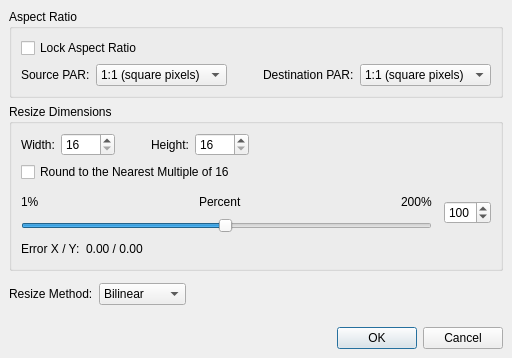
Above: avidemux_plugins/ADM_videoFilters6/resize/qt4/resizing.ui from mean00/avidemux2 before the change. Below: the same form after it.
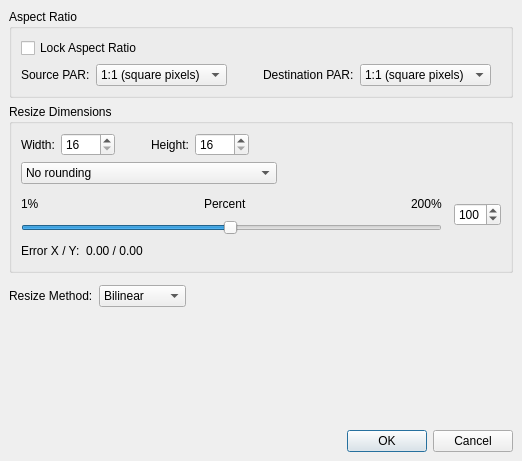
That is the form after the change.

Commit message: swResize comboBox for more round to nearest multiple options

```diff
--- a/avidemux_plugins/ADM_videoFilters6/resize/qt4/resizing.ui
+++ b/avidemux_plugins/ADM_videoFilters6/resize/qt4/resizing.ui
@@ -1,36 +1,54 @@
 <ui version="4.0" >
  <class>resizeDialog</class>
- <widget class="QDialog" name="resizeDialog" >
-  <property name="geometry" >
+ <widget class="QDialog" name="resizeDialog">
+  <property name="geometry">
    <rect>
     <x>0</x>
     <y>0</y>
-    <width>350</width>
-    <height>342</height>
+    <width>522</width>
+    <height>461</height>
    </rect>
   </property>
   <property name="windowTitle" >
    <string>Resize</string>
   </property>
-  <layout class="QVBoxLayout" >
-   <property name="margin" >
-    <number>9</number>
-   </property>
-   <property name="spacing" >
+  <layout class="QVBoxLayout">
+   <property name="spacing">
     <number>6</number>
    </property>
+   <property name="leftMargin">
+    <number>9</number>
+   </property>
+   <property name="topMargin">
+    <number>9</number>
+   </property>
+   <property name="rightMargin">
+    <number>9</number>
+   </property>
+   <property name="bottomMargin">
+    <number>9</number>
+   </property>
    <item>
     <widget class="QGroupBox" name="groupBox_2" >
      <property name="title" >
       <string>Aspect Ratio</string>
      </property>
-     <layout class="QVBoxLayout" >
-      <property name="margin" >
-       <number>9</number>
-      </property>
-      <property name="spacing" >
+     <layout class="QVBoxLayout">
+      <property name="spacing">
        <number>6</number>
       </property>
+      <property name="leftMargin">
+       <number>9</number>
+      </property>
+      <property name="topMargin">
+       <number>9</number>
+      </property>
+      <property name="rightMargin">
+       <number>9</number>
+      </property>
+      <property name="bottomMargin">
+       <number>9</number>
+      </property>
       <item>
        <widget class="QCheckBox" name="lockArCheckBox" >
         <property name="text" >
@@ -39,13 +57,22 @@
        </widget>
       </item>
       <item>
-       <layout class="QHBoxLayout" >
-        <property name="margin" >
-         <number>0</number>
-        </property>
-        <property name="spacing" >
+       <layout class="QHBoxLayout">
+        <property name="spacing">
          <number>6</number>
         </property>
+        <property name="leftMargin">
+         <number>0</number>
+        </property>
+        <property name="topMargin">
+         <number>0</number>
+        </property>
+        <property name="rightMargin">
+         <number>0</number>
+        </property>
+        <property name="bottomMargin">
+         <number>0</number>
+        </property>
         <item>
          <widget class="QLabel" name="label_4" >
           <property name="text" >
@@ -117,21 +144,39 @@
      <property name="title" >
       <string>Resize Dimensions</string>
      </property>
-     <layout class="QVBoxLayout" >
-      <property name="margin" >
-       <number>9</number>
-      </property>
-      <property name="spacing" >
+     <layout class="QVBoxLayout">
+      <property name="spacing">
        <number>6</number>
       </property>
+      <property name="leftMargin">
+       <number>9</number>
+      </property>
+      <property name="topMargin">
+       <number>9</number>
+      </property>
+      <property name="rightMargin">
+       <number>9</number>
+      </property>
+      <property name="bottomMargin">
+       <number>9</number>
+      </property>
       <item>
-       <layout class="QHBoxLayout" >
-        <property name="margin" >
-         <number>0</number>
-        </property>
-        <property name="spacing" >
+       <layout class="QHBoxLayout">
+        <property name="spacing">
          <number>6</number>
         </property>
+        <property name="leftMargin">
+         <number>0</number>
+        </property>
+        <property name="topMargin">
+         <number>0</number>
+        </property>
+        <property name="rightMargin">
+         <number>0</number>
+        </property>
+        <property name="bottomMargin">
+         <number>0</number>
+        </property>
         <item>
          <widget class="QLabel" name="label" >
           <property name="text" >
@@ -204,11 +249,51 @@
        </layout>
       </item>
       <item>
-       <widget class="QCheckBox" name="checkBoxRoundup" >
-        <property name="text" >
-         <string>Round to the Nearest Multiple of 16</string>
-        </property>
-       </widget>
+       <layout class="QHBoxLayout" name="horizontalLayout">
+        <item>
+         <widget class="QComboBox" name="comboBoxRoundup">
+          <property name="minimumSize">
+           <size>
+            <width>256</width>
+            <height>0</height>
+           </size>
+          </property>
+          <item>
+           <property name="text">
+            <string>No rounding</string>
+           </property>
+          </item>
+          <item>
+           <property name="text">
+            <string>Round to the Nearest Multiple of 16</string>
+           </property>
+          </item>
+          <item>
+           <property name="text">
+            <string>Round to the Nearest Multiple of 8</string>
+           </property>
+          </item>
+          <item>
+           <property name="text">
+            <string>Round to the Nearest Multiple of 4</string>
+           </property>
+          </item>
+         </widget>
+        </item>
+        <item>
+         <spacer name="horizontalSpacer">
+          <property name="orientation">
+           <enum>Qt::Horizontal</enum>
+          </property>
+          <property name="sizeHint" stdset="0">
+           <size>
+            <width>40</width>
+            <height>20</height>
+           </size>
+          </property>
+         </spacer>
+        </item>
+       </layout>
       </item>
       <item>
        <spacer>
@@ -227,37 +312,73 @@
        </spacer>
       </item>
       <item>
-       <layout class="QVBoxLayout" >
-        <property name="margin" >
-         <number>0</number>
-        </property>
-        <property name="spacing" >
+       <layout class="QVBoxLayout">
+        <property name="spacing">
          <number>6</number>
         </property>
+        <property name="leftMargin">
+         <number>0</number>
+        </property>
+        <property name="topMargin">
+         <number>0</number>
+        </property>
+        <property name="rightMargin">
+         <number>0</number>
+        </property>
+        <property name="bottomMargin">
+         <number>0</number>
+        </property>
         <item>
-         <layout class="QHBoxLayout" >
-          <property name="margin" >
-           <number>0</number>
-          </property>
-          <property name="spacing" >
+         <layout class="QHBoxLayout">
+          <property name="spacing">
            <number>12</number>
           </property>
+          <property name="leftMargin">
+           <number>0</number>
+          </property>
+          <property name="topMargin">
+           <number>0</number>
+          </property>
+          <property name="rightMargin">
+           <number>0</number>
+          </property>
+          <property name="bottomMargin">
+           <number>0</number>
+          </property>
           <item>
-           <layout class="QVBoxLayout" >
-            <property name="margin" >
-             <number>0</number>
-            </property>
-            <property name="spacing" >
+           <layout class="QVBoxLayout">
+            <property name="spacing">
              <number>6</number>
             </property>
+            <property name="leftMargin">
+             <number>0</number>
+            </property>
+            <property name="topMargin">
+             <number>0</number>
+            </property>
+            <property name="rightMargin">
+             <number>0</number>
+            </property>
+            <property name="bottomMargin">
+             <number>0</number>
+            </property>
             <item>
-             <layout class="QHBoxLayout" >
-              <property name="margin" >
-               <number>0</number>
-              </property>
-              <property name="spacing" >
+             <layout class="QHBoxLayout">
+              <property name="spacing">
                <number>6</number>
               </property>
+              <property name="leftMargin">
+               <number>0</number>
+              </property>
+              <property name="topMargin">
+               <number>0</number>
+              </property>
+              <property name="rightMargin">
+               <number>0</number>
+              </property>
+              <property name="bottomMargin">
+               <number>0</number>
+              </property>
               <item>
                <widget class="QLabel" name="label_8" >
                 <property name="text" >
@@ -326,14 +447,14 @@
            </layout>
           </item>
           <item>
-           <widget class="QSpinBox" name="percentageSpinBox" >
-            <property name="maximum" >
-             <number>200</number>
-            </property>
-            <property name="minimum" >
+           <widget class="QSpinBox" name="percentageSpinBox">
+            <property name="minimum">
              <number>1</number>
             </property>
-            <property name="value" >
+            <property name="maximum">
+             <number>200</number>
+            </property>
+            <property name="value">
              <number>100</number>
             </property>
            </widget>
@@ -341,13 +462,22 @@
          </layout>
         </item>
         <item>
-         <layout class="QHBoxLayout" >
-          <property name="margin" >
-           <number>0</number>
-          </property>
-          <property name="spacing" >
+         <layout class="QHBoxLayout">
+          <property name="spacing">
            <number>6</number>
           </property>
+          <property name="leftMargin">
+           <number>0</number>
+          </property>
+          <property name="topMargin">
+           <number>0</number>
+          </property>
+          <property name="rightMargin">
+           <number>0</number>
+          </property>
+          <property name="bottomMargin">
+           <number>0</number>
+          </property>
           <item>
            <widget class="QLabel" name="label_10" >
             <property name="text" >
@@ -399,13 +529,22 @@
     </spacer>
    </item>
    <item>
-    <layout class="QHBoxLayout" >
-     <property name="margin" >
-      <number>0</number>
-     </property>
-     <property name="spacing" >
+    <layout class="QHBoxLayout">
+     <property name="spacing">
       <number>6</number>
      </property>
+     <property name="leftMargin">
+      <number>0</number>
+     </property>
+     <property name="topMargin">
+      <number>0</number>
+     </property>
+     <property name="rightMargin">
+      <number>0</number>
+     </property>
+     <property name="bottomMargin">
+      <number>0</number>
+     </property>
      <item>
       <widget class="QLabel" name="label_6" >
        <property name="text" >
@@ -473,8 +612,8 @@
      <property name="orientation" >
       <enum>Qt::Horizontal</enum>
      </property>
-     <property name="standardButtons" >
-      <set>QDialogButtonBox::Cancel|QDialogButtonBox::NoButton|QDialogButtonBox::Ok</set>
+     <property name="standardButtons">
+      <set>QDialogButtonBox::Cancel|QDialogButtonBox::Ok</set>
      </property>
     </widget>
    </item>
```
Left out of the diff: 172 changed lines with no effect on the pictures. The commit also changes 7 other files.
